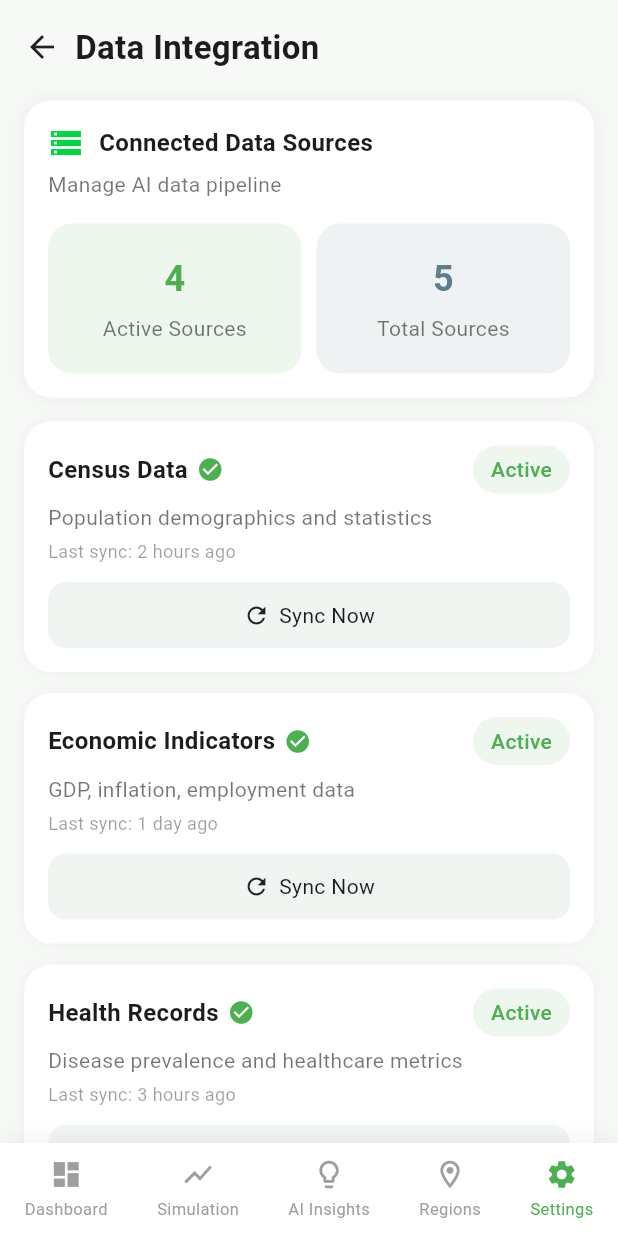
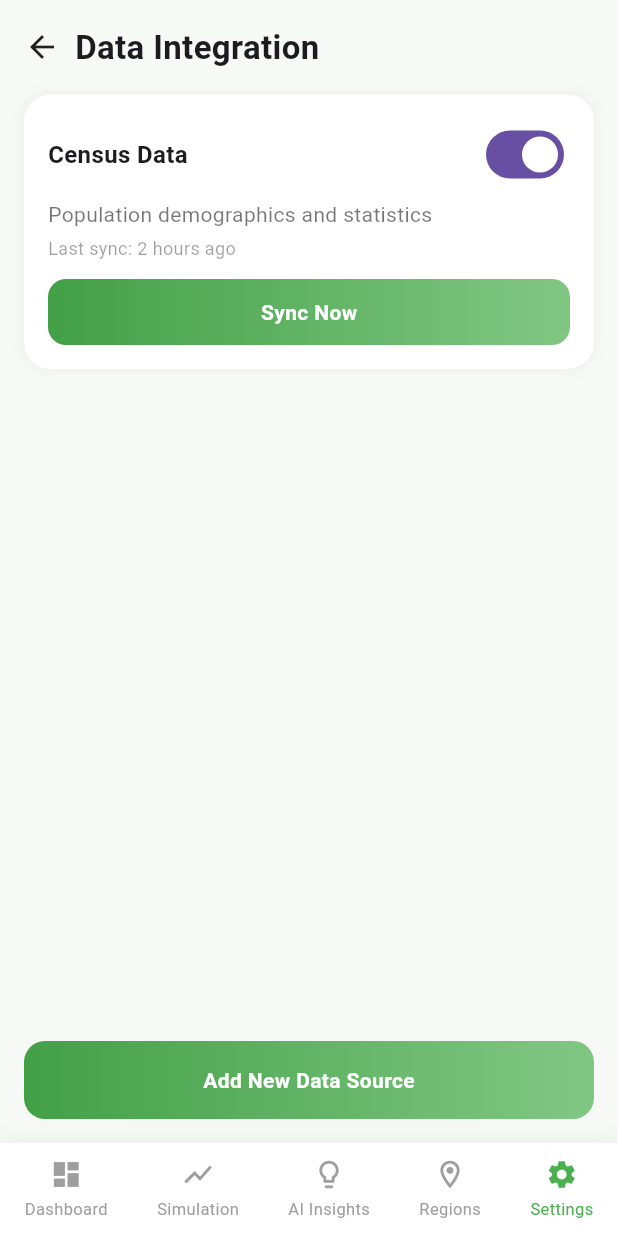
Before and after one commit to Pranoti812/BudgetIQ, a Flutter app: the DataIntegrationScreen screen opened directly, on a phone screen of 412 x 824 dp. Run offline on Flutter 3.47's test engine with Material 3 defaults, Android fonts, the phone set to English and light mode, and no system bars; our stand-ins replace cloud_firestore, firebase_auth, firebase_core, fl_chart, google_fonts, google_generative_ai and 1 more; accounts and stored records are empty.

Commit message:
data integeratin screen upgrade - khushi

```diff
--- a/lib/main.dart
+++ b/lib/main.dart
@@ -8,7 +8,7 @@ import 'package:firebase_core/firebase_core.dart';
 void main() async {
   WidgetsFlutterBinding.ensureInitialized();
 
-  // ✅ Safe initialization (prevents duplicate-app error)
+  //initialization
   try {
     await Firebase.initializeApp(
       options: const FirebaseOptions(
@@ -36,6 +36,6 @@ class MainApp extends StatelessWidget {
   @override
   Widget build(BuildContext context) {
     return MaterialApp(debugShowCheckedModeBanner: false,
-     home:  DashboardScreen());
+     home:  DataIntegrationScreen());
   }
 }
--- a/lib/view/settings_screen.dart
+++ b/lib/view/settings_screen.dart
@@ -1,5 +1,22 @@
+import 'package:flutter/material.dart';
 import 'package:budegt_iq/view/gov_bottm_nav.dart';
-import 'package:flutter/material.dart';
+
+
+class DataSource {
+  String name;
+  String description;
+  bool isActive;
+  String lastSync;
+  bool isLoading;
+
+  DataSource({
+    required this.name,
+    required this.description,
+    required this.isActive,
+    required this.lastSync,
+    this.isLoading = false,
+  });
+}
 
 class DataIntegrationScreen extends StatefulWidget {
   const DataIntegrationScreen({super.key});
@@ -10,8 +27,18 @@ class DataIntegrationScreen extends StatefulWidget {
 }
 
 class _DataIntegrationScreenState extends State<DataIntegrationScreen> {
-  int currentIndex = 4; // Settings tab active
+  int currentIndex = 4;
 
+  List<DataSource> sources = [
+    DataSource(
+      name: "Census Data",
+      description: "Population demographics and statistics",
+      isActive: true,
+      lastSync: "2 hours ago",
+    ),
+  ];
+
+  /// 🔁 NAVIGATION
   void _onNavTap(int index) {
     setState(() => currentIndex = index);
 
@@ -29,8 +56,119 @@ class _DataIntegrationScreenState extends State<DataIntegrationScreen> {
         Navigator.pushReplacementNamed(context, '/regions');
         break;
       case 4:
-        break; // already here
+        break;
     }
+  }
+
+  /// ➕ OPEN BOTTOM SHEET
+  void _openAddBottomSheet() {
+    TextEditingController nameController = TextEditingController();
+    TextEditingController descController = TextEditingController();
+    bool isActive = true;
+
+    showModalBottomSheet(
+      context: context,
+      isScrollControlled: true,
+      builder: (context) {
+        return StatefulBuilder(
+          builder: (context, setModalState) {
+            return Padding(
+              padding: EdgeInsets.only(
+                bottom: MediaQuery.of(context).viewInsets.bottom,
+                left: 16,
+                right: 16,
+                top: 20,
+              ),
+              child: Column(
+                mainAxisSize: MainAxisSize.min,
+                children: [
+                  const Text("Add Data Source",
+                      style:
+                          TextStyle(fontSize: 18, fontWeight: FontWeight.bold)),
+
+                  const SizedBox(height: 16),
+
+                  TextField(
+                    controller: nameController,
+                    decoration: const InputDecoration(
+                      labelText: "Name",
+                      border: OutlineInputBorder(),
+                    ),
+                  ),
+
+                  const SizedBox(height: 10),
+
+                  TextField(
+                    controller: descController,
+                    decoration: const InputDecoration(
+                      labelText: "Description",
+                      border: OutlineInputBorder(),
+                    ),
+                  ),
+
+                  const SizedBox(height: 10),
+
+                  Row(
+                    mainAxisAlignment: MainAxisAlignment.spaceBetween,
+                    children: [
+                      const Text("Active"),
+                      Switch(
+                        value: isActive,
+                        onChanged: (val) {
+                          setModalState(() => isActive = val);
+                        },
+                      )
+                    ],
+                  ),
+
+                  const SizedBox(height: 16),
+
+                  ElevatedButton(
+                    style: ElevatedButton.styleFrom(
+                      backgroundColor: Colors.green,
+                      minimumSize: const Size(double.infinity, 50),
+                    ),
+                    onPressed: () {
+                      if (nameController.text.isNotEmpty) {
+                        setState(() {
+                          sources.insert(
+                            0,
+                            DataSource(
+                              name: nameController.text,
+                              description: descController.text,
+                              isActive: isActive,
+                              lastSync: "Never",
+                            ),
+                          );
+                        });
+                        Navigator.pop(context);
+                      }
+                    },
+                    child: const Text("Add"),
+                  ),
+
+                  const SizedBox(height: 20),
+                ],
+              ),
+            );
+          },
+        );
+      },
+    );
+  }
+
+  /// 🔄 SYNC FUNCTION (WITH LOADING ANIMATION)
+  void _syncData(int index) async {
+    setState(() {
+      sources[index].isLoading = true;
+    });
+
+    await Future.delayed(const Duration(seconds: 2)); // simulate API
+
+    setState(() {
+      sources[index].isLoading = false;
+      sources[index].lastSync = "Just now";
+    });
   }
 
   @override
@@ -42,111 +180,133 @@ class _DataIntegrationScreenState extends State<DataIntegrationScreen> {
         onTap: _onNavTap,
       ),
       body: SafeArea(
-        child: SingleChildScrollView(
+        child: Column(
+          children: [
+            /// HEADER
+            Padding(
               padding: const EdgeInsets.all(16),
-          child: Column(
-            crossAxisAlignment: CrossAxisAlignment.start,
-            children: [
-              /// Header
-              Row(
+              child: Row(
                 children: const [
                   Icon(Icons.arrow_back),
                   SizedBox(width: 10),
                   Text(
                     "Data Integration",
-                    style: TextStyle(
-                        fontSize: 22, fontWeight: FontWeight.bold),
+                    style:
+                        TextStyle(fontSize: 22, fontWeight: FontWeight.bold),
                   ),
-                ],
-              ),
-
-              const SizedBox(height: 20),
-
-              /// Connected Data Sources
-              _card(
-                child: Column(
-                  crossAxisAlignment: CrossAxisAlignment.start,
-                  children: [
-                    Row(
-                      children: const [
-                        Icon(Icons.storage, color:Color(0xff00d641)),
-                        SizedBox(width: 10),
-                        Text(
-                          "Connected Data Sources",
-                          style: TextStyle(
-                              fontSize: 16, fontWeight: FontWeight.bold),
-                        ),
-                      ],
-                    ),
-                    const SizedBox(height: 6),
-                    const Text(
-                      "Manage AI data pipeline",
-                      style: TextStyle(color: Colors.black54),
-                    ),
-                    const SizedBox(height: 16),
-
-                    Row(
-                      children: [
-                        Expanded(
-                          child: _statBox(
-                            "4",
-                            "Active Sources",
-                            Colors.green,
-                          ),
-                        ),
-                        const SizedBox(width: 10),
-                        Expanded(
-                          child: _statBox(
-                            "5",
-                            "Total Sources",
-                            Colors.blueGrey,
-                          ),
-                        ),
-                      ],
-                    )
                 ],
               ),
             ),
 
-              const SizedBox(height: 16),
+            /// LIST
+            Expanded(
+              child: ListView.builder(
+                padding: const EdgeInsets.symmetric(horizontal: 16),
+                itemCount: sources.length,
+                itemBuilder: (context, index) {
+                  final source = sources[index];
 
-              /// DATA ITEMS
-              _dataItem(
-                title: "Census Data",
-                subtitle: "Population demographics and statistics",
-                lastSync: "Last sync: 2 hours ago",
-                active: true,
+                  return AnimatedContainer(
+                    duration: const Duration(milliseconds: 300),
+                    margin: const EdgeInsets.only(bottom: 14),
+                    padding: const EdgeInsets.all(16),
+                    decoration: BoxDecoration(
+                      color: Colors.white,
+                      borderRadius: BorderRadius.circular(18),
+                      boxShadow: [
+                        BoxShadow(
+                          color: Colors.black.withOpacity(0.05),
+                          blurRadius: 8,
+                        )
+                      ],
                     ),
-              _dataItem(
-                title: "Economic Indicators",
-                subtitle: "GDP, inflation, employment data",
-                lastSync: "Last sync: 1 day ago",
-                active: true,
-              ),
-              _dataItem(
-                title: "Health Records",
-                subtitle: "Disease prevalence and healthcare metrics",
-                lastSync: "Last sync: 3 hours ago",
-                active: true,
-              ),
-              _dataItem(
-                title: "Education Statistics",
-                subtitle: "Literacy rates and school enrollment",
-                lastSync: "Last sync: 7 days ago",
-                active: false,
-              ),
-              _dataItem(
-                title: "Infrastructure Data",
-                subtitle: "Roads, utilities, and public facilities",
-                lastSync: "Last sync: 5 hours ago",
-                active: true,
+                    child: Column(
+                      crossAxisAlignment: CrossAxisAlignment.start,
+                      children: [
+                        /// TITLE + TOGGLE
+                        Row(
+                          mainAxisAlignment: MainAxisAlignment.spaceBetween,
+                          children: [
+                            Text(source.name,
+                                style: const TextStyle(
+                                    fontWeight: FontWeight.bold, fontSize: 16)),
+                            Switch(
+                              value: source.isActive,
+                              onChanged: (val) {
+                                setState(() {
+                                  source.isActive = val;
+                                });
+                              },
+                            )
+                          ],
                         ),
 
-              const SizedBox(height: 20),
+                        const SizedBox(height: 6),
+
+                        Text(source.description,
+                            style:
+                                const TextStyle(color: Colors.black54)),
+
+                        const SizedBox(height: 4),
+
+                        Text("Last sync: ${source.lastSync}",
+                            style: const TextStyle(
+                                fontSize: 12, color: Colors.black38)),
+
+                        const SizedBox(height: 12),
+
+                        /// SYNC BUTTON / LOADING
+                        if (source.isActive)
+                          GestureDetector(
+                            onTap: source.isLoading
+                                ? null
+                                : () => _syncData(index),
+                            child: AnimatedContainer(
+                              duration: const Duration(milliseconds: 300),
+                              width: double.infinity,
+                              padding:
+                                  const EdgeInsets.symmetric(vertical: 12),
+                              decoration: BoxDecoration(
+                                gradient: const LinearGradient(
+                                  colors: [
+                                    Color(0xFF43A047),
+                                    Color(0xFF81C784)
+                                  ],
+                                ),
+                                borderRadius: BorderRadius.circular(12),
+                              ),
+                              child: Center(
+                                child: source.isLoading
+                                    ? const SizedBox(
+                                        height: 18,
+                                        width: 18,
+                                        child: CircularProgressIndicator(
+                                          strokeWidth: 2,
+                                          color: Colors.white,
+                                        ),
+                                      )
+                                    : const Text(
+                                        "Sync Now",
+                                        style: TextStyle(
+                                            color: Colors.white,
+                                            fontWeight: FontWeight.bold),
+                                      ),
+                              ),
+                            ),
+                          ),
+                      ],
+                    ),
+                  );
+                },
+              ),
+            ),
 
             /// ADD BUTTON
-              Container(
-                width: double.infinity,
+            Padding(
+              padding: const EdgeInsets.all(16),
+              child: GestureDetector(
+                onTap: _openAddBottomSheet,
+                child: Container(
                   padding: const EdgeInsets.symmetric(vertical: 16),
                   decoration: BoxDecoration(
                     gradient: const LinearGradient(
@@ -154,157 +314,17 @@ class _DataIntegrationScreenState extends State<DataIntegrationScreen> {
                     ),
                     borderRadius: BorderRadius.circular(14),
                   ),
-                child: const Row(
-                  mainAxisAlignment: MainAxisAlignment.center,
-                  children: [
-                    Icon(Icons.storage, color: Colors.white),
-                    SizedBox(width: 8),
-                    Text(
+                  child: const Center(
+                    child: Text(
                       "Add New Data Source",
                       style: TextStyle(
-                          color: Colors.white,
-                          fontWeight: FontWeight.bold),
-                    )
-                  ],
-                ),
-              )
-            ],
+                          color: Colors.white, fontWeight: FontWeight.bold),
                     ),
                   ),
                 ),
-    );
-  }
-
-  /// ---------- CARD ----------
-  Widget _card({required Widget child}) {
-    return Container(
-      padding: const EdgeInsets.all(16),
-      decoration: BoxDecoration(
-        color: Colors.white,
-        borderRadius: BorderRadius.circular(18),
-        boxShadow: [
-          BoxShadow(
-              color: Colors.black.withOpacity(0.05),
-              blurRadius: 10)
+              ),
+            ),
           ],
-      ),
-      child: child,
-    );
-  }
-
-  /// ---------- STAT BOX ----------
-  Widget _statBox(String value, String label, Color color) {
-    return Container(
-      padding: const EdgeInsets.symmetric(vertical: 20),
-      decoration: BoxDecoration(
-        color: color.withOpacity(0.1),
-        borderRadius: BorderRadius.circular(16),
-      ),
-      child: Column(
-        children: [
-          Text(
-            value,
-            style: TextStyle(
-                fontSize: 24, fontWeight: FontWeight.bold, color: color),
-          ),
-          const SizedBox(height: 6),
-          Text(label, style: const TextStyle(color: Colors.black54)),
-        ],
-      ),
-    );
-  }
-
-  /// ---------- DATA ITEM ----------
-  Widget _dataItem({
-    required String title,
-    required String subtitle,
-    required String lastSync,
-    required bool active,
-  }) {
-    return Container(
-      margin: const EdgeInsets.only(bottom: 14),
-      padding: const EdgeInsets.all(16),
-      decoration: BoxDecoration(
-        color: Colors.white,
-        borderRadius: BorderRadius.circular(18),
-        boxShadow: [
-          BoxShadow(
-              color: Colors.black.withOpacity(0.04),
-              blurRadius: 8)
-        ],
-      ),
-      child: Column(
-        crossAxisAlignment: CrossAxisAlignment.start,
-        children: [
-          /// TOP ROW
-          Row(
-            mainAxisAlignment: MainAxisAlignment.spaceBetween,
-            children: [
-              Row(
-                children: [
-                  Text(title,
-                      style: const TextStyle(
-                          fontWeight: FontWeight.bold, fontSize: 16)),
-                  const SizedBox(width: 6),
-                  Icon(
-                    active ? Icons.check_circle : Icons.info_outline,
-                    color: active ? Colors.green : Colors.grey,
-                    size: 18,
-                  )
-                ],
-              ),
-              _statusBadge(active),
-            ],
-          ),
-
-          const SizedBox(height: 6),
-
-          Text(subtitle, style: const TextStyle(color: Colors.black54)),
-          const SizedBox(height: 4),
-          Text(lastSync,
-              style:
-                  const TextStyle(color: Colors.black38, fontSize: 12)),
-
-          const SizedBox(height: 12),
-
-          if (active)
-            Container(
-              width: double.infinity,
-              padding: const EdgeInsets.symmetric(vertical: 12),
-              decoration: BoxDecoration(
-                color: const Color(0xFFF1F5F2),
-                borderRadius: BorderRadius.circular(12),
-              ),
-              child: const Row(
-                mainAxisAlignment: MainAxisAlignment.center,
-                children: [
-                  Icon(Icons.refresh, size: 18),
-                  SizedBox(width: 6),
-                  Text("Sync Now"),
-                ],
-              ),
-            )
-        ],
-      ),
-    );
-  }
-
-  /// ---------- STATUS BADGE ----------
-  Widget _statusBadge(bool active) {
-    return Container(
-      padding:
-          const EdgeInsets.symmetric(horizontal: 12, vertical: 6),
-      decoration: BoxDecoration(
-        color: active
-            ? Colors.green.withOpacity(0.1)
-            : Colors.grey.withOpacity(0.2),
-        borderRadius: BorderRadius.circular(20),
-      ),
-      child: Text(
-        active ? "Active" : "Inactive",
-        style: TextStyle(
-          color: active ? Colors.green : Colors.grey,
-          fontWeight: FontWeight.w500,
         ),
       ),
     );
```
Also changed, not shown: pubspec.yaml (+3 -10 lines), pubspec.lock. Lines whose indentation alone changed are shown as unchanged.
